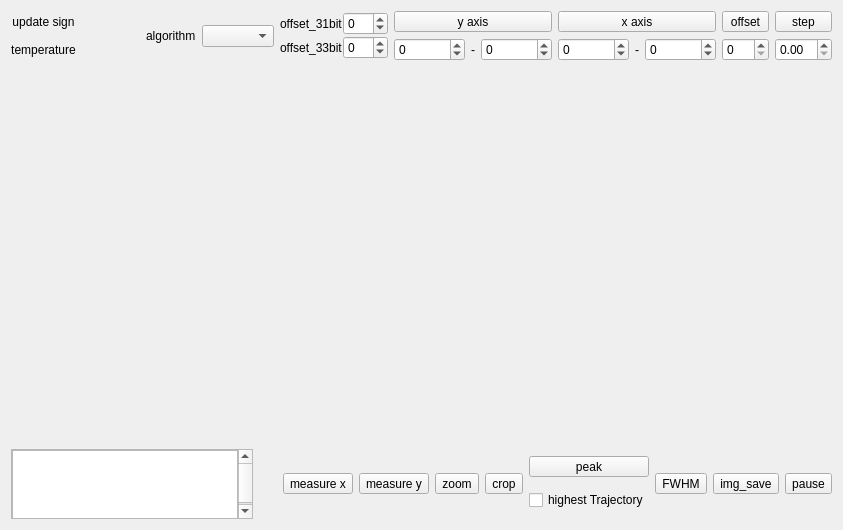
Above: src/form/plot/formplot.ui from MRsoymilk/MySerial before the change. Below: the same form after it.
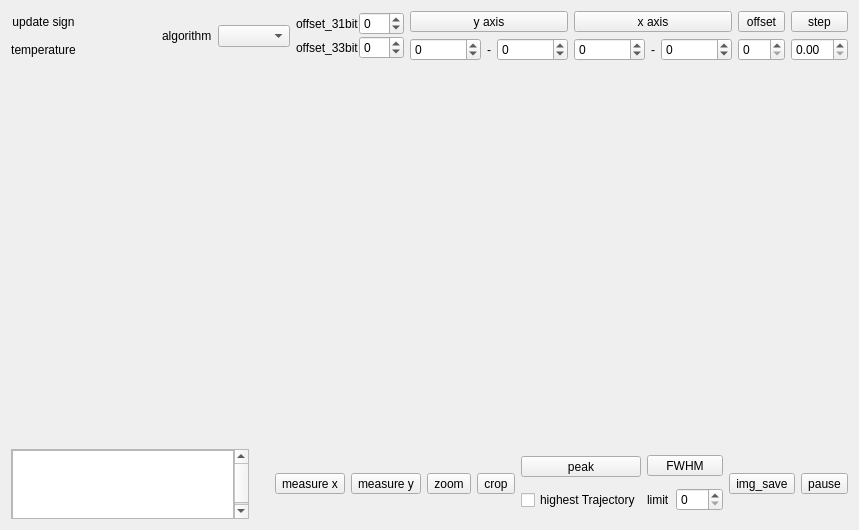
That is the form after the change. Icons and pictures are not drawn.

Commit message: FWHM: add limit

```diff
--- a/src/form/plot/formplot.ui
+++ b/src/form/plot/formplot.ui
@@ -6,7 +6,7 @@
    <rect>
     <x>0</x>
     <y>0</y>
-    <width>843</width>
+    <width>859</width>
     <height>530</height>
    </rect>
   </property>
@@ -142,7 +142,7 @@
          <rect>
           <x>0</x>
           <y>0</y>
-          <width>208</width>
+          <width>199</width>
           <height>70</height>
          </rect>
         </property>
@@ -248,11 +248,39 @@
       </layout>
      </item>
      <item>
+      <layout class="QVBoxLayout" name="vLayFWHM">
+       <item>
       <widget class="QToolButton" name="tBtnFWHM">
+         <property name="sizePolicy">
+          <sizepolicy hsizetype="Preferred" vsizetype="Fixed">
+           <horstretch>0</horstretch>
+           <verstretch>0</verstretch>
+          </sizepolicy>
+         </property>
        <property name="text">
         <string>FWHM</string>
        </property>
       </widget>
+       </item>
+       <item>
+        <layout class="QHBoxLayout" name="hLayLimit">
+         <item>
+          <widget class="QLabel" name="labelLimit">
+           <property name="text">
+            <string>limit</string>
+           </property>
+          </widget>
+         </item>
+         <item>
+          <widget class="QSpinBox" name="spinBoxLimit">
+           <property name="maximum">
+            <number>999</number>
+           </property>
+          </widget>
+         </item>
+        </layout>
+       </item>
+      </layout>
      </item>
      <item>
       <widget class="QToolButton" name="tBtnImgSave">
```
Lines whose indentation alone changed are shown as unchanged. The commit also changes 1 other file.
